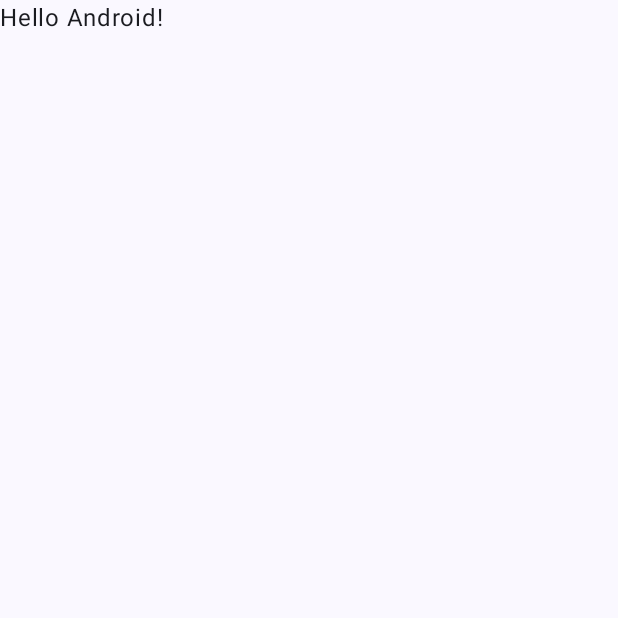
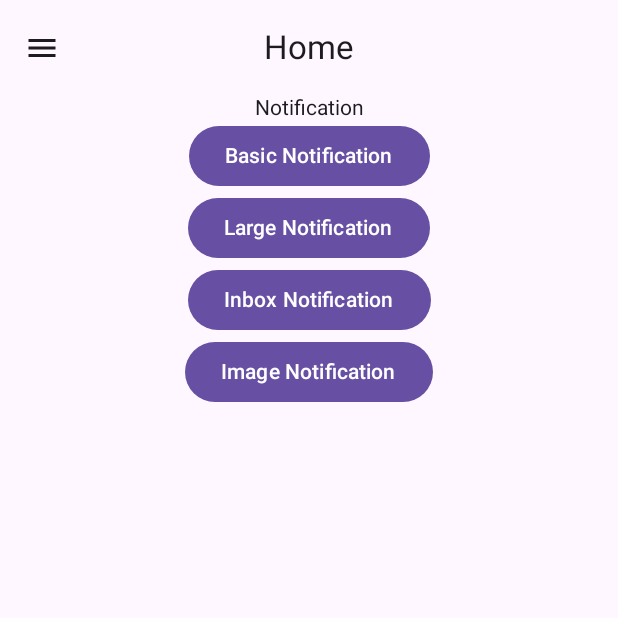
Before and after one commit to eliezerantonio/NotificationWorkManager, an Android app built with Jetpack Compose: the screen it shows after launch (MainActivity), on a phone screen of 412 x 824 dp, the top half of it. Before the commit the part shown is almost empty. Run offline under Robolectric (Android 15) with nearby library versions, the phone set to English and light mode, and no system bars.

Commit message:
Show and execute notifications

```diff
--- a/app/build.gradle
+++ b/app/build.gradle
@@ -47,7 +47,8 @@ android {
 }
 
 dependencies {
-
+    implementation("androidx.work:work-runtime:2.9.0")
+    implementation(libs.androidx.navigation.compose)
     implementation libs.androidx.core.ktx
     implementation libs.androidx.lifecycle.runtime.ktx
     implementation libs.androidx.activity.compose
--- a/app/src/main/AndroidManifest.xml
+++ b/app/src/main/AndroidManifest.xml
@@ -2,7 +2,9 @@
 <manifest xmlns:android="http://schemas.android.com/apk/res/android"
     xmlns:tools="http://schemas.android.com/tools">
 
+    <uses-permission android:name="android.permission.POST_NOTIFICATIONS"/>
     <application
+        android:name=".NotificationApplication"
         android:allowBackup="true"
         android:dataExtractionRules="@xml/data_extraction_rules"
         android:fullBackupContent="@xml/backup_rules"
--- a/app/src/main/java/com/example/notificationworkmanager/MainActivity.kt
+++ b/app/src/main/java/com/example/notificationworkmanager/MainActivity.kt
@@ -1,47 +1,54 @@
 package com.example.notificationworkmanager
 
+import android.Manifest
+import android.content.pm.PackageManager
+import android.os.Build
 import android.os.Bundle
 import androidx.activity.ComponentActivity
+import androidx.activity.compose.rememberLauncherForActivityResult
 import androidx.activity.compose.setContent
 import androidx.activity.enableEdgeToEdge
+import androidx.activity.result.contract.ActivityResultContract
+import androidx.activity.result.contract.ActivityResultContracts
+import androidx.annotation.RequiresApi
 import androidx.compose.foundation.layout.fillMaxSize
 import androidx.compose.foundation.layout.padding
 import androidx.compose.material3.Scaffold
 import androidx.compose.material3.Text
 import androidx.compose.runtime.Composable
+import androidx.compose.runtime.LaunchedEffect
+import androidx.compose.runtime.getValue
+import androidx.compose.runtime.mutableStateOf
+import androidx.compose.runtime.remember
+import androidx.compose.runtime.setValue
 import androidx.compose.ui.Modifier
 import androidx.compose.ui.tooling.preview.Preview
+import androidx.core.content.ContextCompat
+import androidx.navigation.NavController
+import com.example.notificationworkmanager.navigation.NavManager
 import com.example.notificationworkmanager.ui.theme.NotificationWorkManagerTheme
+import com.example.notificationworkmanager.views.HomeView
 
 class MainActivity : ComponentActivity() {
+    @RequiresApi(Build.VERSION_CODES.TIRAMISU)
     override fun onCreate(savedInstanceState: Bundle?) {
         super.onCreate(savedInstanceState)
         enableEdgeToEdge()
         setContent {
-            NotificationWorkManagerTheme {
-                Scaffold(modifier = Modifier.fillMaxSize()) { innerPadding ->
-                    Greeting(
-                        name = "Android",
-                        modifier = Modifier.padding(innerPadding)
-                    )
-                }
+            var permission by remember {
+                mutableStateOf(ContextCompat.checkSelfPermission(this, Manifest.permission.POST_NOTIFICATIONS)==PackageManager.PERMISSION_GRANTED)
             }
+
+            val permissionLauncher = rememberLauncherForActivityResult(contract = ActivityResultContracts.RequestPermission(), onResult = {
+                isGranted ->
+                permission = isGranted
+            } )
+
+         LaunchedEffect(key1 = true ) {
+             permissionLauncher.launch(Manifest.permission.POST_NOTIFICATIONS)
+
+         }
+            NavManager()
         }
     }
 }
-
-@Composable
-fun Greeting(name: String, modifier: Modifier = Modifier) {
-    Text(
-        text = "Hello $name!",
-        modifier = modifier
-    )
-}
-
-@Preview(showBackground = true)
-@Composable
-fun GreetingPreview() {
-    NotificationWorkManagerTheme {
-        Greeting("Android")
-    }
-}
--- /dev/null
+++ b/app/src/main/java/com/example/notificationworkmanager/NotificationApplication.kt
@@ -0,0 +1,24 @@
+package com.example.notificationworkmanager
+
+import android.app.Application
+import android.app.NotificationChannel
+import android.app.NotificationManager
+import android.os.Build
+import androidx.annotation.RequiresApi
+
+class NotificationApplication: Application() {
+
+
+    @RequiresApi(Build.VERSION_CODES.O)
+    override fun onCreate() {
+        super.onCreate()
+
+        val notificationChannel = NotificationChannel("123", "notifications", NotificationManager.IMPORTANCE_HIGH)
+
+        notificationChannel.description = "notification channel"
+
+        val notificationManager = getSystemService(NOTIFICATION_SERVICE) as NotificationManager
+
+        notificationManager.createNotificationChannel(notificationChannel)
+    }
+}
--- /dev/null
+++ b/app/src/main/java/com/example/notificationworkmanager/components/MenuLateral.kt
@@ -0,0 +1,53 @@
+package com.example.notificationworkmanager.components
+
+import androidx.compose.material3.DrawerState
+import androidx.compose.material3.Icon
+import androidx.compose.material3.ModalDrawerSheet
+import androidx.compose.material3.ModalNavigationDrawer
+import androidx.compose.material3.NavigationDrawerItem
+import androidx.compose.material3.Text
+import androidx.compose.runtime.Composable
+import androidx.compose.runtime.rememberCoroutineScope
+import androidx.navigation.NavController
+import com.example.notificationworkmanager.navigation.MenuItems
+import kotlinx.coroutines.launch
+
+@Composable
+fun MenuLateral(
+    navController: NavController,
+    drawerState: DrawerState,
+    content: @Composable () -> Unit,
+) {
+
+    val scope = rememberCoroutineScope()
+
+    val itemsMenu = listOf(MenuItems.item_1, MenuItems.item_2, MenuItems.item_3)
+
+    ModalNavigationDrawer(
+
+        drawerState = drawerState,
+
+        drawerContent = {
+
+            ModalDrawerSheet {
+                itemsMenu.forEach { item ->
+
+                    NavigationDrawerItem(
+                        icon = { Icon(item.icon, contentDescription = "") },
+                        label = { Text(text = item.title) }, selected = false, onClick = {
+
+                            scope.launch {
+                                drawerState.close()
+                            }
+                            navController.navigate(item.route)
+                        })
+                }
+            }
+        }) {
+
+        content()
+
+    }
+
+
+}
--- /dev/null
+++ b/app/src/main/java/com/example/notificationworkmanager/components/TopBar.kt
@@ -0,0 +1,32 @@
+package com.example.notificationworkmanager.components
+
+import androidx.compose.material.icons.Icons
+import androidx.compose.material.icons.filled.Menu
+import androidx.compose.material3.CenterAlignedTopAppBar
+import androidx.compose.material3.DrawerState
+import androidx.compose.material3.ExperimentalMaterial3Api
+import androidx.compose.material3.Icon
+import androidx.compose.material3.IconButton
+import androidx.compose.material3.Text
+import androidx.compose.runtime.Composable
+import androidx.compose.runtime.rememberCoroutineScope
+import kotlinx.coroutines.launch
+
+@OptIn(ExperimentalMaterial3Api::class)
+@Composable
+fun TopBar(
+    drawerState: DrawerState,
+    title: String,
+) {
+
+    val scope = rememberCoroutineScope()
+    CenterAlignedTopAppBar(title = { Text(text = title) },
+        navigationIcon = {
+            IconButton(onClick = { scope.launch { drawerState.open() } }) {
+
+                Icon(Icons.Default.Menu, contentDescription = "")
+
+
+            }
+        })
+}
--- /dev/null
+++ b/app/src/main/java/com/example/notificationworkmanager/navigation/MenuItems.kt
@@ -0,0 +1,19 @@
+package com.example.notificationworkmanager.navigation
+
+import androidx.compose.material.icons.Icons
+import androidx.compose.material.icons.filled.AccountCircle
+import androidx.compose.material.icons.filled.Check
+import androidx.compose.material.icons.filled.CheckCircle
+import androidx.compose.material.icons.filled.Home
+import androidx.compose.ui.graphics.vector.ImageVector
+
+sealed class MenuItems(
+    val icon: ImageVector,
+    val title: String,
+    val route: String,
+) {
+    data object item_1 : MenuItems(Icons.Default.Home, "Home", "Home")
+    data object item_2 : MenuItems(Icons.Default.CheckCircle, "About", "About")
+    data object item_3: MenuItems(Icons.Default.AccountCircle,"Account","Account")
+
+}
--- /dev/null
+++ b/app/src/main/java/com/example/notificationworkmanager/navigation/NavManager.kt
@@ -0,0 +1,28 @@
+package com.example.notificationworkmanager.navigation
+
+import androidx.compose.runtime.Composable
+import androidx.navigation.compose.NavHost
+import androidx.navigation.compose.composable
+import androidx.navigation.compose.rememberNavController
+import com.example.notificationworkmanager.views.AboutView
+import com.example.notificationworkmanager.views.AccountView
+import com.example.notificationworkmanager.views.HomeView
+
+@Composable
+fun NavManager(){
+    val navController= rememberNavController()
+
+    NavHost(navController = navController, startDestination = "Home" ){
+        composable("Home"){
+            HomeView(navController =navController )
+        }
+        composable("About"){
+            AboutView()
+        }
+        composable("Account"){
+            AccountView()
+        }
+    }
+
+
+}
--- /dev/null
+++ b/app/src/main/java/com/example/notificationworkmanager/views/HomeView.kt
@@ -0,0 +1,85 @@
+package com.example.notificationworkmanager.views
+
+import androidx.compose.foundation.layout.Arrangement
+import androidx.compose.foundation.layout.Column
+import androidx.compose.foundation.layout.PaddingValues
+import androidx.compose.foundation.layout.fillMaxWidth
+import androidx.compose.foundation.layout.padding
+import androidx.compose.material3.Button
+import androidx.compose.material3.DrawerState
+import androidx.compose.material3.DrawerValue
+import androidx.compose.material3.Scaffold
+import androidx.compose.material3.Text
+import androidx.compose.material3.rememberDrawerState
+import androidx.compose.runtime.Composable
+import androidx.compose.ui.Alignment
+import androidx.compose.ui.Modifier
+import androidx.compose.ui.platform.LocalContext
+import androidx.navigation.NavController
+import com.example.notificationworkmanager.NotificationService
+import com.example.notificationworkmanager.components.MenuLateral
+import com.example.notificationworkmanager.components.TopBar
+
+@Composable
+fun HomeView(navController: NavController) {
+
+    val drawerState = rememberDrawerState(initialValue = DrawerValue.Closed)
+
+    MenuLateral(navController = navController, drawerState = drawerState) {
+
+        ContentHomeView(drawerState = drawerState)
+
+    }
+
+
+}
+
+@Composable
+fun ContentHomeView(drawerState: DrawerState) {
+
+    Scaffold(
+        topBar = {
+            TopBar(drawerState = drawerState, title = "Home")
+        }
+
+    ) { pad ->
+        NotificationsView(paddingValues = pad)
+
+    }
+
+
+}
+
+@Composable
+fun NotificationsView(paddingValues: PaddingValues) {
+
+    val context = LocalContext.current
+    val notificationService = NotificationService(context)
+    Column(
+        modifier = Modifier
+            .padding(paddingValues)
+            .fillMaxWidth(),
+        verticalArrangement = Arrangement.Center,
+        horizontalAlignment = Alignment.CenterHorizontally
+    ) {
+
+        Text("Notification")
+
+        Button(onClick = { notificationService.showBasicNotification() }) {
+            Text("Basic Notification")
+        }
+
+        Button(onClick = { notificationService.showLargeNotification() }) {
+            Text("Large Notification")
+        }
+
+        Button(onClick = { notificationService.showLInboxNotification() }) {
+            Text("Inbox Notification")
+        }
+
+        Button(onClick = { notificationService.showImageNotification() }) {
+            Text("Image Notification")
+        }
+
+    }
+}
--- /dev/null
+++ b/app/src/main/res/drawable/android.xml
@@ -0,0 +1,5 @@
+<vector xmlns:android="http://schemas.android.com/apk/res/android" android:height="24dp" android:tint="#000000" android:viewportHeight="24" android:viewportWidth="24" android:width="24dp">
+
+    <path android:fillColor="#FF000000" android:pathData="M17.6,11.48 L19.44,8.3a0.63,0.63 0,0 0,-1.09 -0.63l-1.88,3.24a11.43,11.43 0,0 0,-8.94 0L5.65,7.67a0.63,0.63 0,0 0,-1.09 0.63L6.4,11.48A10.81,10.81 0,0 0,1 20L23,20A10.81,10.81 0,0 0,17.6 11.48ZM7,17.25A1.25,1.25 0,1 1,8.25 16,1.25 1.25,0 0,1 7,17.25ZM17,17.25A1.25,1.25 0,1 1,18.25 16,1.25 1.25,0 0,1 17,17.25Z"/>
+
+</vector>
--- /dev/null
+++ b/app/src/main/res/drawable/ic_android_black_24dp.xml
@@ -0,0 +1,5 @@
+<vector xmlns:android="http://schemas.android.com/apk/res/android" android:height="24dp" android:tint="#000000" android:viewportHeight="24" android:viewportWidth="24" android:width="24dp">
+
+    <path android:fillColor="#FF000000" android:pathData="M17.6,11.48 L19.44,8.3a0.63,0.63 0,0 0,-1.09 -0.63l-1.88,3.24a11.43,11.43 0,0 0,-8.94 0L5.65,7.67a0.63,0.63 0,0 0,-1.09 0.63L6.4,11.48A10.81,10.81 0,0 0,1 20L23,20A10.81,10.81 0,0 0,17.6 11.48ZM7,17.25A1.25,1.25 0,1 1,8.25 16,1.25 1.25,0 0,1 7,17.25ZM17,17.25A1.25,1.25 0,1 1,18.25 16,1.25 1.25,0 0,1 17,17.25Z"/>
+
+</vector>
--- a/gradle/libs.versions.toml
+++ b/gradle/libs.versions.toml
@@ -8,9 +8,11 @@ espressoCore = "3.6.1"
 lifecycleRuntimeKtx = "2.8.4"
 activityCompose = "1.9.1"
 composeBom = "2024.04.01"
+navigationCompose = "2.5.3"
 
 [libraries]
 androidx-core-ktx = { group = "androidx.core", name = "core-ktx", version.ref = "coreKtx" }
+androidx-navigation-compose = { module = "androidx.navigation:navigation-compose", version.ref = "navigationCompose" }
 junit = { group = "junit", name = "junit", version.ref = "junit" }
 androidx-junit = { group = "androidx.test.ext", name = "junit", version.ref = "junitVersion" }
 androidx-espresso-core = { group = "androidx.test.espresso", name = "espresso-core", version.ref = "espressoCore" }
```
Also changed, not shown: app/src/main/java/com/example/notificationworkmanager/NotificationService.kt (added, +81 -0 lines), app/src/main/java/com/example/notificationworkmanager/views/AboutView.kt (added, +10 -0 lines), app/src/main/java/com/example/notificationworkmanager/views/AccountView.kt (added, +19 -0 lines), app/src/main/res/drawable/notification.png (added).
